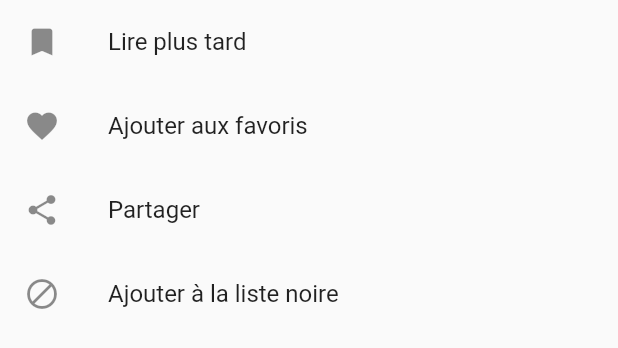
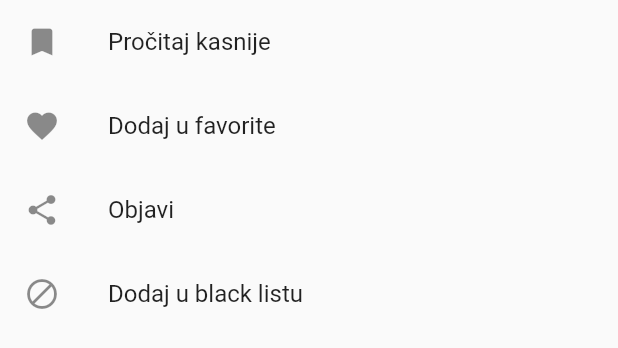
Before and after one commit to StefanRadosavljevic/zenstories, a Flutter app: the ArticleOptions widget shown alone on an empty page, opened directly, on a phone screen of 412 x 824 dp. Shown: the top 348 px of the screen. Run offline on Flutter 3.47's test engine with Material 2 defaults, Android fonts, the phone set to English and light mode, and no system bars; our stand-ins replace share, timeago, webview_flutter; network calls fail.

Commit message:
Transleted some things

```diff
--- a/lib/pages/bookmarks_page.dart
+++ b/lib/pages/bookmarks_page.dart
@@ -21,7 +21,7 @@ class BookmarksPage extends StatelessWidget {
     userProvider.deleteBookmark(id);
     _showMessage(
       context,
-      'Cet article a bien été supprimé de votre liste de signets!',
+      'Priča je uspešno uklonjena sa vaše liste sačuvanih.',
     );
   }
 
@@ -49,7 +49,7 @@ class BookmarksPage extends StatelessWidget {
             AppBar(
               elevation: 0,
               title: Text(
-                'Filtrer les signets',
+                'Sačuvane priče.',
               ),
               actions: <Widget>[
                 IconButton(
--- a/lib/pages/details_page.dart
+++ b/lib/pages/details_page.dart
@@ -25,7 +25,7 @@ class DetailsPage extends StatelessWidget {
     int articleId = ModalRoute.of(context).settings.arguments;
     var article = articlesProvider.findById(articleId);
     return Scaffold(
-      appBar: AppBar(title: Text('Détails')),
+      appBar: AppBar(title: Text('')),
       body: Padding(
         padding: const EdgeInsets.all(8.0),
         child: WebView(
--- a/lib/pages/favorites_page.dart
+++ b/lib/pages/favorites_page.dart
@@ -21,7 +21,7 @@ class FavoritesPage extends StatelessWidget {
     userProvider.deleteFavorite(id);
     _showMessage(
       context,
-      'Cet article a bien été retiré de votre liste de favoris!',
+      'Priča je uspešno uklonjena sa liste omiljenih priča.',
     );
   }
 
@@ -49,7 +49,7 @@ class FavoritesPage extends StatelessWidget {
             AppBar(
               elevation: 0,
               title: Text(
-                'Filtrer les favoris',
+                'Favoriti',
               ),
               actions: <Widget>[
                 IconButton(
--- a/lib/pages/tabbar.dart
+++ b/lib/pages/tabbar.dart
@@ -35,7 +35,7 @@ class _TabbarState extends State<Tabbar> {
         items: [
           BottomNavigationBarItem(
             icon: new Icon(Icons.home),
-            title: new Text('Istrazi'),
+            title: new Text('Istraži'),
           ),
           BottomNavigationBarItem(
             icon: new Icon(Icons.favorite),
@@ -43,7 +43,7 @@ class _TabbarState extends State<Tabbar> {
           ),
           BottomNavigationBarItem(
             icon: Icon(Icons.watch_later),
-            title: Text('Sacuvani'),
+            title: Text('Sačuvani'),
           )
         ],
         onTap: onTabTapped,
--- a/lib/widgets/article_options.dart
+++ b/lib/widgets/article_options.dart
@@ -22,22 +22,22 @@ class ArticleOptions extends StatelessWidget {
       child: ListView(
         children: <Widget>[
           ListTile(
-            title: Text('Lire plus tard'),
+            title: Text('Pročitaj kasnije'),
             leading: Icon(Icons.bookmark),
             onTap: () => bookmark(id),
           ),
           ListTile(
-            title: Text('Ajouter aux favoris'),
+            title: Text('Dodaj u favorite'),
             leading: Icon(Icons.favorite),
             onTap: () => addFavorite(id),
           ),
           ListTile(
-            title: Text('Partager'),
+            title: Text('Objavi'),
             leading: Icon(Icons.share),
             onTap: () => share(id),
           ),
           ListTile(
-            title: Text('Ajouter à la liste noire'),
+            title: Text('Dodaj u black listu'),
             leading: Icon(Icons.block),
             onTap: () => hideStory(id),
           ),
--- a/lib/widgets/articles.dart
+++ b/lib/widgets/articles.dart
@@ -54,7 +54,7 @@ class _ArticlesState extends State<Articles> {
     if (!userProvider.isBookmarked(id)) {
       userProvider.addBookmark(id);
       _showMessage(
-        'Cet article a bien été ajouté dans votre liste de signets!',
+        'Priča je uspešno dodata na listu sačuvanih.',
       );
     }
   }
@@ -63,7 +63,7 @@ class _ArticlesState extends State<Articles> {
     Navigator.of(context).pop();
     var userProvider = Provider.of<UserProvider>(context, listen: false);
     userProvider.hideArticle(id);
-    _showMessage('Cet article a bien été ajoutée dans votre liste noire!');
+    _showMessage('Priča je uspešno dodata na crnu listu. ');
   }
 
   void _share(int id) async {
```
